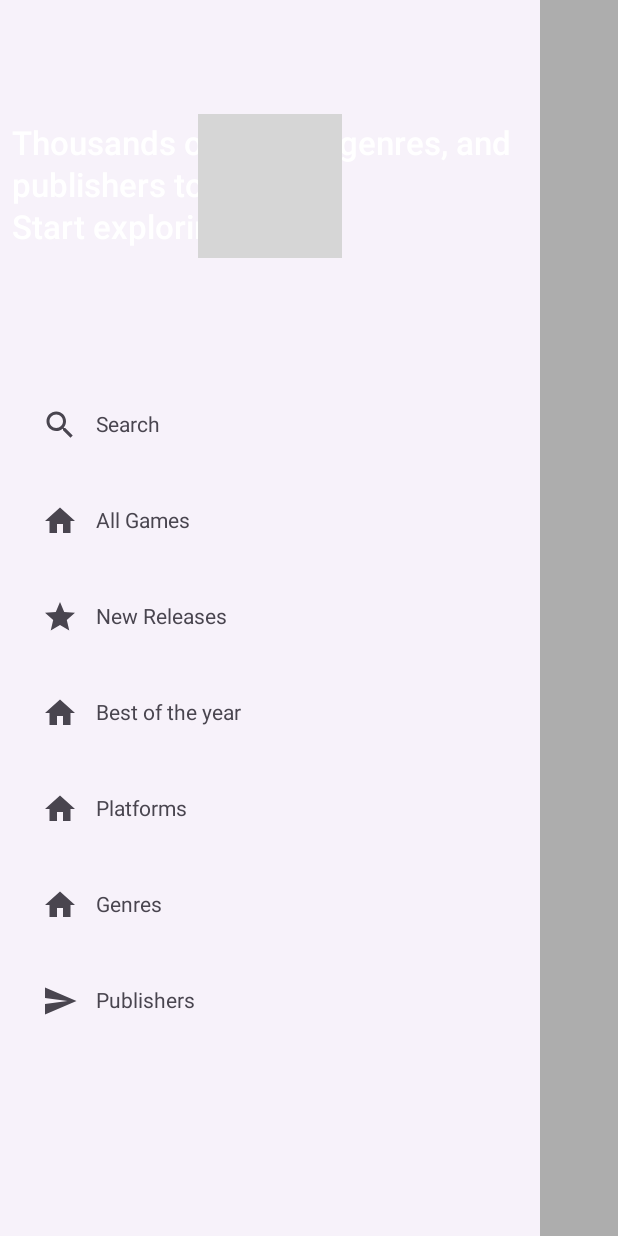
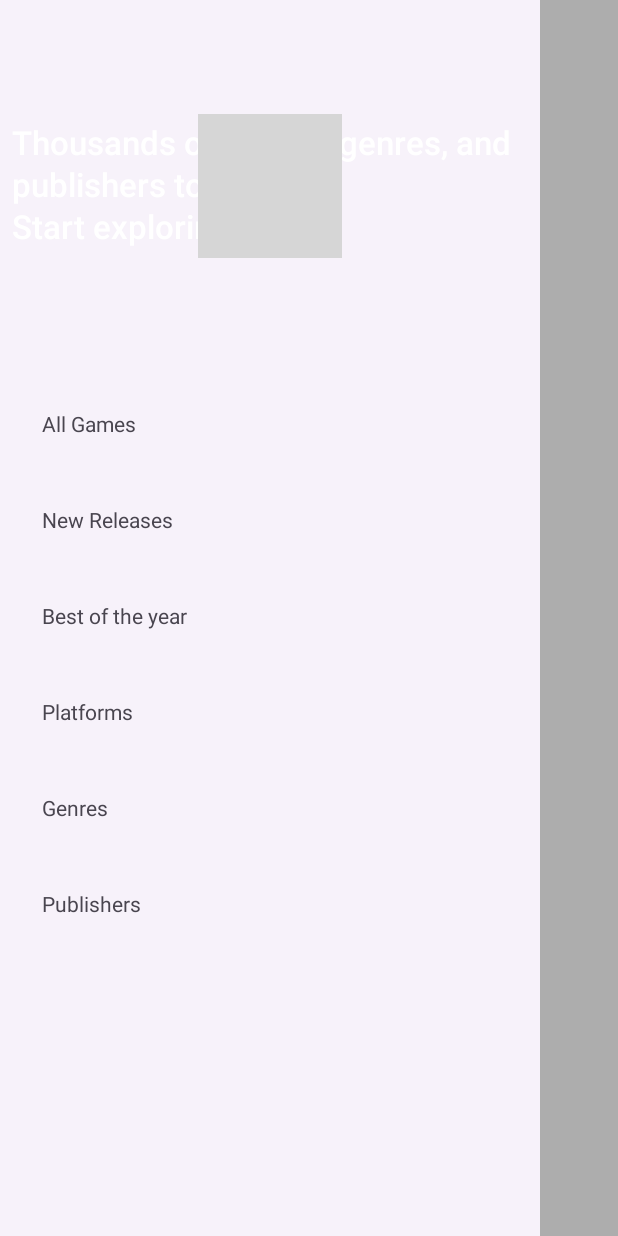
Before and after one commit to luanolimpio/video_game_db_app, an Android app built with Jetpack Compose: the @Preview function CustomNavigationDrawerPreview, on a phone screen of 412 x 824 dp. Run offline under Robolectric (Android 15) with nearby library versions, the phone set to English and light mode, and no system bars; grey boxes are pictures that could not be loaded.

Commit message:
refact: remove icon from CustomNavigationDrawer

```diff
--- a/app/src/main/java/com/example/videogamedbapp/data/remote/dtos/PageDataDto.kt
+++ b/app/src/main/java/com/example/videogamedbapp/data/remote/dtos/PageDataDto.kt
@@ -2,7 +2,7 @@ package com.example.videogamedbapp.data.remote.dtos
 
 data class PageDataDto<T>(
     val count: Int,
-    val next: String,
+    val next: String?,
     val previous: String?,
     val results: List<T>,
 )
--- a/app/src/main/java/com/example/videogamedbapp/data/remote/sources/PlatformsPagingSource.kt
+++ b/app/src/main/java/com/example/videogamedbapp/data/remote/sources/CategoriesPagingSource.kt
@@ -7,7 +7,7 @@ import com.example.videogamedbapp.core.enums.CategoryTypeEnum
 import com.example.videogamedbapp.data.remote.RAWGApiService
 import com.example.videogamedbapp.data.remote.dtos.CategoryDto
 
-class PlatformsPagingSource(
+class CategoriesPagingSource(
     private val apiService: RAWGApiService,
     private val categoryType: CategoryTypeEnum
 ) :
--- a/app/src/main/java/com/example/videogamedbapp/data/repositories/RAWGRepositoryImpl.kt
+++ b/app/src/main/java/com/example/videogamedbapp/data/repositories/RAWGRepositoryImpl.kt
@@ -14,7 +14,7 @@ import com.example.videogamedbapp.data.remote.mappers.toGame
 import com.example.videogamedbapp.data.remote.mappers.toGameDetails
 import com.example.videogamedbapp.data.remote.sources.BestGamesOfTheYearPagingSource
 import com.example.videogamedbapp.data.remote.sources.GamesPagingSource
-import com.example.videogamedbapp.data.remote.sources.PlatformsPagingSource
+import com.example.videogamedbapp.data.remote.sources.CategoriesPagingSource
 import com.example.videogamedbapp.data.remote.sources.RecentGamesPagingSource
 import com.example.videogamedbapp.domain.models.Game
 import com.example.videogamedbapp.domain.models.GameDetails
@@ -75,7 +75,7 @@ class RAWGRepositoryImpl @Inject constructor(
         return Pager(
             config = PagingConfig(pageSize = AppConstants.PAGE_SIZE),
             pagingSourceFactory = {
-                PlatformsPagingSource(
+                CategoriesPagingSource(
                     apiService = apiService,
                     categoryType = type
                 )
--- a/app/src/main/java/com/example/videogamedbapp/presentation/components/CustomNavigationDrawer.kt
+++ b/app/src/main/java/com/example/videogamedbapp/presentation/components/CustomNavigationDrawer.kt
@@ -14,7 +14,6 @@ import androidx.compose.foundation.verticalScroll
 import androidx.compose.material.icons.Icons
 import androidx.compose.material.icons.automirrored.filled.Send
 import androidx.compose.material.icons.filled.Home
-import androidx.compose.material.icons.filled.Search
 import androidx.compose.material.icons.filled.Star
 import androidx.compose.material3.DrawerState
 import androidx.compose.material3.DrawerValue
@@ -53,7 +52,6 @@ import kotlinx.coroutines.launch
 
 data class NavigationItem(
     val title: String,
-    val icon: ImageVector,
     val route: Routes
 )
 
@@ -126,12 +124,6 @@ private fun DrawerBody(
             NavigationDrawerItem(
                 selected = backStackEntry?.destination.hasCurrentRoute(item.route::class),
                 label = { Text(text = item.title) },
-                icon = {
-                    Icon(
-                        imageVector = item.icon,
-                        contentDescription = item.title
-                    )
-                },
                 onClick = {
                     navController.navigate(item.route) {
                         popUpTo(navController.graph.startDestinationId) {
@@ -157,39 +149,28 @@ private fun CustomNavigationDrawerPreview() {
     CustomNavigationDrawer(
         items = listOf(
             NavigationItem(
-                title = stringResource(R.string.search),
-                route = Routes.Search,
-                icon = Icons.Default.Search,
-            ),
-            NavigationItem(
                 title = stringResource(R.string.all_games),
-                route = Routes.AllGames,
-                icon = Icons.Default.Home,
+                route = Routes.AllGames
             ),
             NavigationItem(
                 title = stringResource(R.string.new_releases),
-                route = Routes.RecentGames,
-                icon = Icons.Default.Star,
+                route = Routes.RecentGames
             ),
             NavigationItem(
                 title = stringResource(R.string.best_of_the_year),
-                route = Routes.BestGamesOfTheYear,
-                icon = Icons.Default.Home,
+                route = Routes.BestGamesOfTheYear
             ),
             NavigationItem(
                 title = stringResource(R.string.platforms),
-                route = Routes.AllGames,
-                icon = Icons.Default.Home,
+                route = Routes.AllGames
             ),
             NavigationItem(
                 title = stringResource(R.string.genres),
-                route = Routes.RecentGames,
-                icon = Icons.Default.Home,
+                route = Routes.RecentGames
             ),
             NavigationItem(
                 title = stringResource(R.string.publishers),
-                route = Routes.BestGamesOfTheYear,
-                icon = Icons.AutoMirrored.Filled.Send,
+                route = Routes.BestGamesOfTheYear
             ),
         ),
         drawerState = rememberDrawerState(initialValue = DrawerValue.Open),
--- a/app/src/main/java/com/example/videogamedbapp/presentation/components/SearchCard.kt
+++ b/app/src/main/java/com/example/videogamedbapp/presentation/components/SearchCard.kt
@@ -26,7 +26,6 @@ import androidx.compose.ui.text.style.TextOverflow
 import androidx.compose.ui.unit.dp
 import coil.compose.SubcomposeAsyncImage
 import coil.request.ImageRequest
-import coil.size.Size
 import com.example.videogamedbapp.R
 import com.example.videogamedbapp.domain.models.Game
 import com.example.videogamedbapp.ui.theme.Shapes
@@ -49,7 +48,6 @@ fun SearchCard(
                 .clip(Shapes.small),
             model = ImageRequest.Builder(LocalContext.current)
                 .data(game.backgroundImage)
-                .size(Size.ORIGINAL)
                 .crossfade(true).build(),
             contentScale = ContentScale.Crop,
             contentDescription = null,
```
Also changed, not shown: app/src/main/java/com/example/videogamedbapp/presentation/navigation/MainNavigator.kt (+6 -15 lines), app/src/main/java/com/example/videogamedbapp/core/enums/CategoryTypeEnum.kt (renamed from app/src/main/java/com/example/videogamedbapp/core/enums/BrowseTypeEnum.kt).
